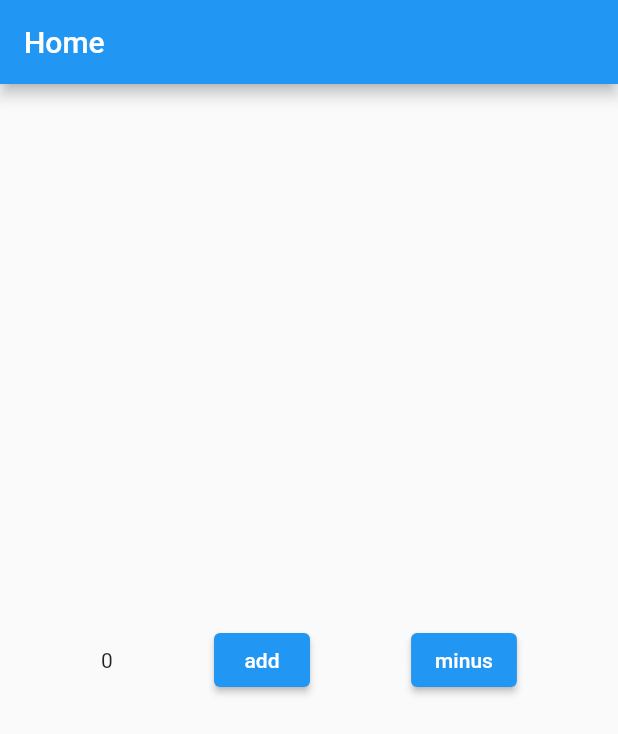
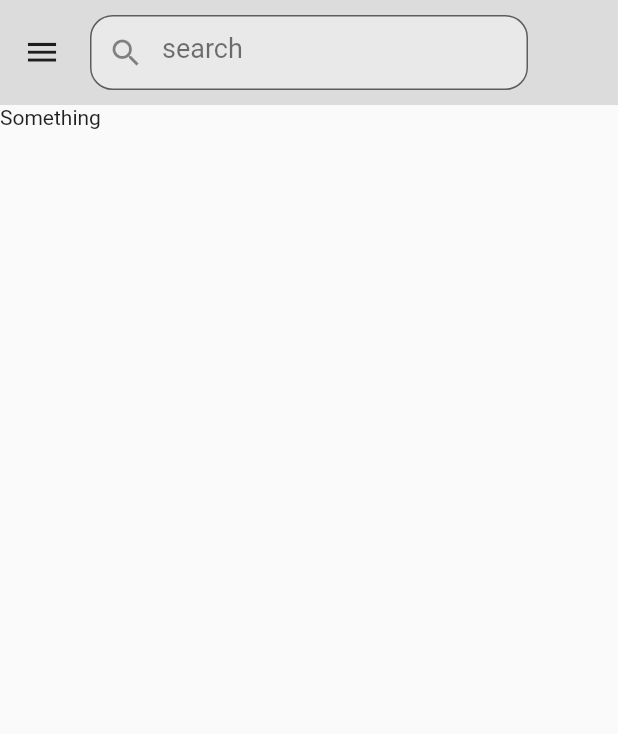
Before and after one commit to kwabenaG/cube, a Flutter app: the screen it shows after launch, on a phone screen of 412 x 824 dp. Shown: the top 734 px of the screen. Run offline on Flutter 3.47's test engine with Material 2 defaults, Android fonts, the phone set to English and light mode, and no system bars; our stand-ins replace get, google_fonts.

Commit message:
added custom appbar

```diff
--- a/lib/main.dart
+++ b/lib/main.dart
@@ -2,6 +2,7 @@ import 'package:flutter/material.dart';
 
 // custom imports
 import 'package:get/get.dart';
+import 'package:google_fonts/google_fonts.dart';
 
 import 'package:cube/view/screen/all_screen.dart';
 
@@ -15,8 +16,23 @@ class CubeApp extends StatelessWidget {
   @override
   Widget build(BuildContext context) {
     return GetMaterialApp(
-        theme: ThemeData(),
-        home: HomeScreen(),
+        theme: ThemeData(
+            primarySwatch: Colors.blue,
+            secondaryHeaderColor: Colors.green[100],
+
+            // Define the default font family.
+            fontFamily: 'Roboto',
+            primaryTextTheme: GoogleFonts.robotoTextTheme(
+              Theme.of(context).textTheme,
+            ),
+            visualDensity: VisualDensity.adaptivePlatformDensity,
+            bottomNavigationBarTheme: const BottomNavigationBarThemeData(
+              elevation: 0,
+              backgroundColor: Colors.white,
+              selectedItemColor: Colors.black,
+              unselectedItemColor: Colors.grey,
+            )),
+        home: HomeScreen(key),
         debugShowCheckedModeBanner: false);
   }
 }
--- a/lib/view/home.dart
+++ b/lib/view/home.dart
@@ -1,39 +1,41 @@
 // handles the home screen
+import 'package:cube/view/widget/home_app_bar.dart';
 import 'package:flutter/material.dart';
 import 'package:get/get.dart';
+
+// local imports
+import 'widget/home_app_bar.dart';
 
 // controllers
 import '../controller/counter_controller.dart';
 
 class HomeScreen extends StatelessWidget {
-  // const HomeScreen({Key? key}) : super(key: key);
+  HomeScreen(Key? key) : super(key: key);
   final SomethingController controlle = Get.put(SomethingController());
-
-  HomeScreen({Key? key}) : super(key: key);
 
   // HomeScreen({Key? key}) : super(key: key);
 
   @override
   Widget build(BuildContext context) {
     return Scaffold(
-      appBar: AppBar(
-        title: const Text('Home'),
-      ),
-      body: Center(
-        child: Row(
-          mainAxisAlignment: MainAxisAlignment.spaceEvenly,
-          crossAxisAlignment: CrossAxisAlignment.center,
-          children: <Widget>[
-            Obx(() => Text("${controlle.count}")),
-            ElevatedButton(
-                onPressed: controlle.increment, child: const Text('add')),
-            ElevatedButton(
-              onPressed: controlle.decrement,
-              child: const Text('minus'),
-            )
-          ],
-        ),
-      ),
-    );
+        appBar: CustomAppBar(),
+        body: Column(children: const [Text('Something')])
+
+        // Center(
+        //   child: Row(
+        //     mainAxisAlignment: MainAxisAlignment.spaceEvenly,
+        //     crossAxisAlignment: CrossAxisAlignment.center,
+        //     children: <Widget>[
+        //       Obx(() => Text("${controlle.count}")),
+        //       ElevatedButton(
+        //           onPressed: controlle.increment, child: const Text('add')),
+        //       ElevatedButton(
+        //         onPressed: controlle.decrement,
+        //         child: const Text('minus'),
+        //       )
+        //     ],
+        //   ),
+        // ),
+        );
   }
 }
--- /dev/null
+++ b/lib/view/widget/home_app_bar.dart
@@ -0,0 +1,63 @@
+// handles the home app bar widget
+
+// ignore_for_file: avoid_print
+
+import 'package:flutter/material.dart';
+
+// ignore: use_key_in_widget_constructors
+class CustomAppBar extends StatelessWidget implements PreferredSizeWidget {
+  @override
+  Size get preferredSize => const Size.fromHeight(190.0);
+
+  @override
+  Widget build(BuildContext context) {
+    return PreferredSize(
+      preferredSize: Size(MediaQuery.of(context).size.width, 60.0),
+      // preferredSize: preferredSize,
+      child: Container(
+          color: Colors.black12,
+          child: SafeArea(
+            // bottom: true,
+            child: Row(
+                crossAxisAlignment: CrossAxisAlignment.center,
+                mainAxisAlignment: MainAxisAlignment.start,
+                children: [
+                  Padding(
+                    padding: const EdgeInsets.symmetric(
+                        vertical: 4.0, horizontal: 4.0),
+                    child: IconButton(
+                        iconSize: 25.0,
+                        icon: const Icon(Icons.menu_outlined),
+                        onPressed: () => {print('Menu button pressed')}),
+                  ),
+                  const SizedBox(
+                    height: 70.0,
+                    width: 300.0,
+                    child: Padding(
+                      padding:
+                          EdgeInsets.symmetric(horizontal: 4.0, vertical: 10.0),
+                      child: TextField(
+                        // textAlignVertical: TextAlignVertical.center,
+                        decoration: InputDecoration(
+                          focusColor: Colors.green,
+                          prefixIcon: Icon(Icons.search),
+                          // labelText: 'Search',
+                          filled: true,
+                          fillColor: Colors.white38,
+                          border: OutlineInputBorder(
+                              borderRadius:
+                                  BorderRadius.all(Radius.circular(15.0))),
+                          hintText: 'search',
+                          hintStyle: TextStyle(
+                            color: Colors.black54,
+                            fontSize: 18.0,
+                          ),
+                        ),
+                      ),
+                    ),
+                  ),
+                ]),
+          )),
+    );
+  }
+}
--- a/pubspec.yaml
+++ b/pubspec.yaml
@@ -35,6 +35,7 @@ dependencies:
   # Use with the CupertinoIcons class for iOS style icons.
   cupertino_icons: ^1.0.2
   get: ^4.3.8
+  google_fonts: ^2.1.0
 
 dev_dependencies:
   flutter_test:
```
Also changed, not shown: pubspec.lock, 6 other files.
